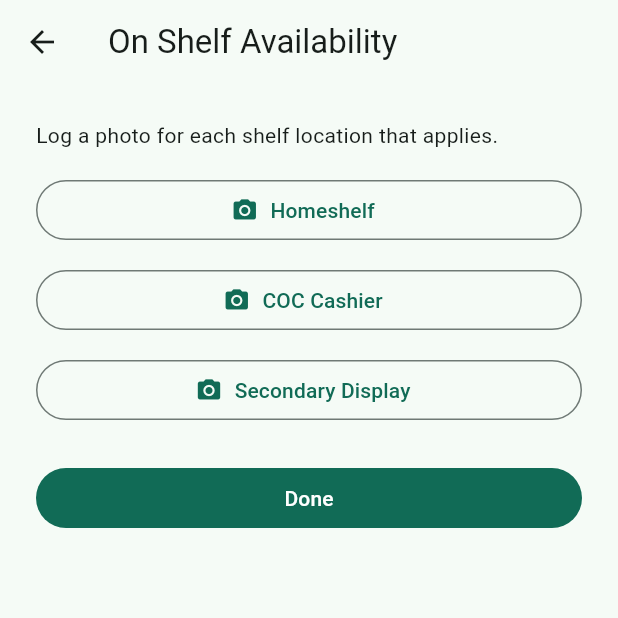
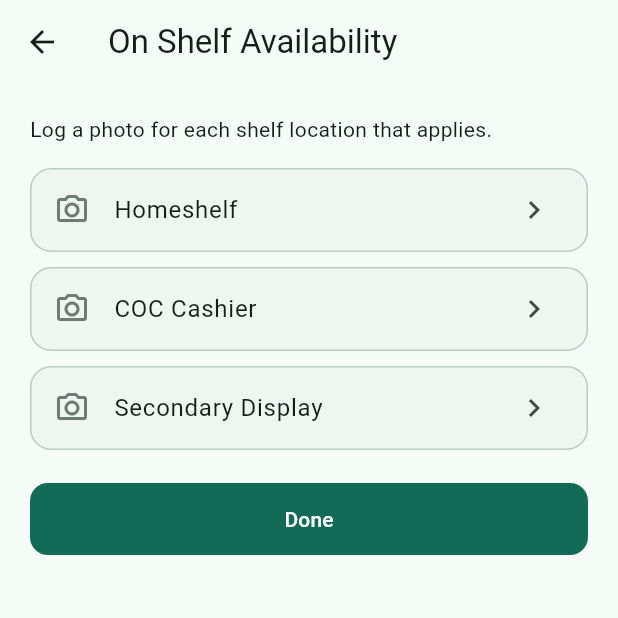
Before and after one commit to FarrelAlfarabi/Sales-Helper-App, a Flutter app: the OsaScreen screen opened directly with empty values, on a phone screen of 412 x 824 dp, the top half of it. Run offline on Flutter 3.47's test engine with Material 3 defaults, Android fonts, the phone set to English and light mode, and no system bars; our stand-ins replace geolocator, image_picker, supabase_flutter; accounts and stored records are empty.

Commit message:
Compress photo uploads and rework the design system
Addresses "heavy internet load" concretely: every capture screen was
uploading raw camera photos (typically 3-8MB each). Added
lib/core/photo_capture.dart, a shared helper (extracted now that a third
screen needed it, per this project's own duplication threshold) that
passes maxWidth/imageQuality to image_picker's pickImage -- verified
against the installed image_picker 1.2.3 source that these compress
natively at capture time, before Dart holds any bytes. Expected output
in the 150-400KB range instead of several MB; not yet measured on a
real photo on real hardware.

Addresses "better designed" with a real theme (lib/core/theme.dart,
light+dark, stock Material 3 classes only, no new dependency) applied
in main.dart, a home screen rebuilt from an icon grid into grouped rows
now that it has 11 destinations, small visual passes on the three
capture screens, and swapping hardcoded Colors.red error text for
Theme.of(context).colorScheme.error across every screen so it doesn't
break under the new dark theme.

Does not add offline caching, optimistic UI, or report pagination --
scoped to bytes-over-the-wire and visual coherence, not a network
architecture change. Still entirely unverified on a device or browser,
same as every prior session.

Co-Authored-By: Claude Sonnet 5 <noreply@anthropic.com>
Claude-Session: https://claude.ai/code/session_01TmCfhZWJi3NTxWBKCukfv4

```diff
--- /dev/null
+++ b/lib/core/photo_capture.dart
@@ -0,0 +1,34 @@
+import 'package:image_picker/image_picker.dart';
+
+/// Shared camera capture settings for Attendance, Store Visit, and OSA --
+/// this is the third screen to need "take a photo," which is the point at
+/// which this project's own convention says to extract it instead of
+/// duplicating a fourth time.
+///
+/// PERFORMANCE: this is also the actual fix for "heavy internet/device
+/// load," not just a UI tweak. A raw camera photo is typically 3-8MB;
+/// image_picker compresses it at the platform layer (native code, before
+/// Dart ever holds the bytes) when given maxWidth/imageQuality, verified
+/// against the installed image_picker 1.2.3 source rather than assumed.
+/// 1280px wide / 70% JPEG quality is a guess -- good enough to verify a
+/// face or a shelf, small enough to not hurt on field mobile data --
+/// typically landing in the 150-400KB range instead of several MB.
+/// Not measured against real field bandwidth; revisit if photos still
+/// feel slow to upload once this runs on a real device.
+class PhotoCapture {
+  static const _maxWidth = 1280.0;
+  static const _imageQuality = 70;
+
+  static Future<XFile?> capture({
+    required ImageSource source,
+    CameraDevice preferredCameraDevice = CameraDevice.rear,
+  }) {
+    final picker = ImagePicker();
+    return picker.pickImage(
+      source: source,
+      preferredCameraDevice: preferredCameraDevice,
+      maxWidth: _maxWidth,
+      imageQuality: _imageQuality,
+    );
+  }
+}
--- a/lib/features/admin/store_assignment_screen.dart
+++ b/lib/features/admin/store_assignment_screen.dart
@@ -101,7 +101,7 @@ class _StoreAssignmentScreenState extends State<StoreAssignmentScreen> {
               padding: const EdgeInsets.all(16),
               children: [
                 if (_error != null)
-                  Text(_error!, style: const TextStyle(color: Colors.red)),
+                  Text(_error!, style: TextStyle(color: Theme.of(context).colorScheme.error)),
                 DropdownButtonFormField<String>(
                   initialValue: _selectedEmployeeId,
                   decoration: const InputDecoration(labelText: 'Employee'),
--- a/lib/features/admin/store_management_screen.dart
+++ b/lib/features/admin/store_management_screen.dart
@@ -70,7 +70,7 @@ class _StoreManagementScreenState extends State<StoreManagementScreen> {
                 padding: const EdgeInsets.all(16),
                 children: [
                   if (_error != null)
-                    Text(_error!, style: const TextStyle(color: Colors.red)),
+                    Text(_error!, style: TextStyle(color: Theme.of(context).colorScheme.error)),
                   for (final s in _stores)
                     Card(
                       child: ListTile(
@@ -204,7 +204,7 @@ class _NewStoreSheetState extends State<_NewStoreSheet> {
             ),
             if (_error != null) ...[
               const SizedBox(height: 12),
-              Text(_error!, style: const TextStyle(color: Colors.red)),
+              Text(_error!, style: TextStyle(color: Theme.of(context).colorScheme.error)),
             ],
             const SizedBox(height: 16),
             FilledButton(
--- a/lib/features/admin/user_management_screen.dart
+++ b/lib/features/admin/user_management_screen.dart
@@ -126,7 +126,7 @@ class _UserManagementScreenState extends State<UserManagementScreen> {
               ),
               if (_error != null) ...[
                 const SizedBox(height: 16),
-                Text(_error!, style: const TextStyle(color: Colors.red)),
+                Text(_error!, style: TextStyle(color: Theme.of(context).colorScheme.error)),
               ],
               if (_successMessage != null) ...[
                 const SizedBox(height: 16),
--- a/lib/features/auth/login_screen.dart
+++ b/lib/features/auth/login_screen.dart
@@ -94,7 +94,7 @@ class _LoginScreenState extends State<LoginScreen> {
                   ),
                   if (_errorMessage != null) ...[
                     const SizedBox(height: 16),
-                    Text(_errorMessage!, style: const TextStyle(color: Colors.red)),
+                    Text(_errorMessage!, style: TextStyle(color: Theme.of(context).colorScheme.error)),
                   ],
                   const SizedBox(height: 24),
                   FilledButton(
--- a/lib/features/leave/leave_review_screen.dart
+++ b/lib/features/leave/leave_review_screen.dart
@@ -69,7 +69,7 @@ class _LeaveReviewScreenState extends State<LeaveReviewScreen> {
                 padding: const EdgeInsets.all(16),
                 children: [
                   if (_error != null)
-                    Text(_error!, style: const TextStyle(color: Colors.red)),
+                    Text(_error!, style: TextStyle(color: Theme.of(context).colorScheme.error)),
                   if (_pending.isEmpty)
                     const Padding(
                       padding: EdgeInsets.only(top: 32),
--- a/lib/features/leave/leave_screen.dart
+++ b/lib/features/leave/leave_screen.dart
@@ -88,7 +88,7 @@ class _LeaveScreenState extends State<LeaveScreen> {
                 padding: const EdgeInsets.all(16),
                 children: [
                   if (_error != null)
-                    Text(_error!, style: const TextStyle(color: Colors.red)),
+                    Text(_error!, style: TextStyle(color: Theme.of(context).colorScheme.error)),
                   if (_requests.isEmpty)
                     const Padding(
                       padding: EdgeInsets.only(top: 32),
@@ -235,7 +235,7 @@ class _NewLeaveRequestSheetState extends State<_NewLeaveRequestSheet> {
           ),
           if (_error != null) ...[
             const SizedBox(height: 12),
-            Text(_error!, style: const TextStyle(color: Colors.red)),
+            Text(_error!, style: TextStyle(color: Theme.of(context).colorScheme.error)),
           ],
           const SizedBox(height: 16),
           FilledButton(
--- a/lib/features/osa/osa_screen.dart
+++ b/lib/features/osa/osa_screen.dart
@@ -1,6 +1,7 @@
 import 'package:flutter/material.dart';
 import 'package:image_picker/image_picker.dart';
 
+import '../../core/photo_capture.dart';
 import '../../core/supabase_client.dart';
 
 /// On Shelf Availability: log product placement photos for a store visit
@@ -35,8 +36,7 @@ class _OsaScreenState extends State<OsaScreen> {
       _error = null;
     });
     try {
-      final picker = ImagePicker();
-      final photo = await picker.pickImage(source: ImageSource.camera);
+      final photo = await PhotoCapture.capture(source: ImageSource.camera);
       if (photo == null) return;
 
       final userId = supabase.auth.currentUser!.id;
@@ -65,30 +65,49 @@ class _OsaScreenState extends State<OsaScreen> {
 
   @override
   Widget build(BuildContext context) {
+    final colorScheme = Theme.of(context).colorScheme;
+
     return Scaffold(
       appBar: AppBar(title: const Text('On Shelf Availability')),
       body: Padding(
-        padding: const EdgeInsets.all(24),
+        padding: const EdgeInsets.all(20),
         child: Column(
           crossAxisAlignment: CrossAxisAlignment.stretch,
           children: [
-            const Text('Log a photo for each shelf location that applies.'),
+            Text(
+              'Log a photo for each shelf location that applies.',
+              style: Theme.of(context).textTheme.bodyMedium,
+            ),
             const SizedBox(height: 16),
             if (_error != null) ...[
-              Text(_error!, style: const TextStyle(color: Colors.red)),
+              Text(_error!, style: TextStyle(color: colorScheme.error)),
               const SizedBox(height: 16),
             ],
             for (final entry in _placementLabels.entries)
-              Padding(
-                padding: const EdgeInsets.only(bottom: 12),
-                child: OutlinedButton.icon(
-                  icon: Icon(_saved[entry.key] == true ? Icons.check_circle : Icons.camera_alt),
-                  label: Text(_saving[entry.key] == true
-                      ? 'Uploading...'
-                      : (_saved[entry.key] == true ? '${entry.value} (saved)' : entry.value)),
-                  onPressed: _saving[entry.key] == true
-                      ? null
-                      : () => _logPlacement(entry.key),
+              Card(
+                elevation: 0,
+                margin: const EdgeInsets.only(bottom: 10),
+                shape: RoundedRectangleBorder(
+                  borderRadius: BorderRadius.circular(14),
+                  side: BorderSide(color: colorScheme.outlineVariant),
+                ),
+                child: ListTile(
+                  leading: Icon(
+                    _saved[entry.key] == true ? Icons.check_circle : Icons.camera_alt_outlined,
+                    color: _saved[entry.key] == true ? colorScheme.primary : colorScheme.outline,
+                  ),
+                  title: Text(entry.value),
+                  subtitle: _saving[entry.key] == true
+                      ? const Text('Uploading...')
+                      : (_saved[entry.key] == true ? const Text('Saved') : null),
+                  trailing: _saving[entry.key] == true
+                      ? const SizedBox(
+                          height: 20,
+                          width: 20,
+                          child: CircularProgressIndicator(strokeWidth: 2),
+                        )
+                      : const Icon(Icons.chevron_right),
+                  onTap: _saving[entry.key] == true ? null : () => _logPlacement(entry.key),
                 ),
               ),
             const SizedBox(height: 12),
--- a/lib/features/reports/attendance_report_screen.dart
+++ b/lib/features/reports/attendance_report_screen.dart
@@ -60,7 +60,7 @@ class _AttendanceReportScreenState extends State<AttendanceReportScreen> {
                 padding: const EdgeInsets.all(16),
                 children: [
                   if (_error != null)
-                    Text(_error!, style: const TextStyle(color: Colors.red)),
+                    Text(_error!, style: TextStyle(color: Theme.of(context).colorScheme.error)),
                   if (_records.isEmpty)
                     const Padding(
                       padding: EdgeInsets.only(top: 32),
--- a/lib/features/reports/store_visit_report_screen.dart
+++ b/lib/features/reports/store_visit_report_screen.dart
@@ -62,7 +62,7 @@ class _StoreVisitReportScreenState extends State<StoreVisitReportScreen> {
                 padding: const EdgeInsets.all(16),
                 children: [
                   if (_error != null)
-                    Text(_error!, style: const TextStyle(color: Colors.red)),
+                    Text(_error!, style: TextStyle(color: Theme.of(context).colorScheme.error)),
                   if (_visits.isEmpty)
                     const Padding(
                       padding: EdgeInsets.only(top: 32),
```
Also changed, not shown: lib/core/theme.dart (added, +48 -0 lines), lib/features/attendance/clock_in_screen.dart (+53 -20 lines), lib/features/home/home_screen.dart (+123 -104 lines), lib/features/store_visit/store_visit_screen.dart (+35 -10 lines), lib/main.dart (+3 -4 lines), 1 other file.
